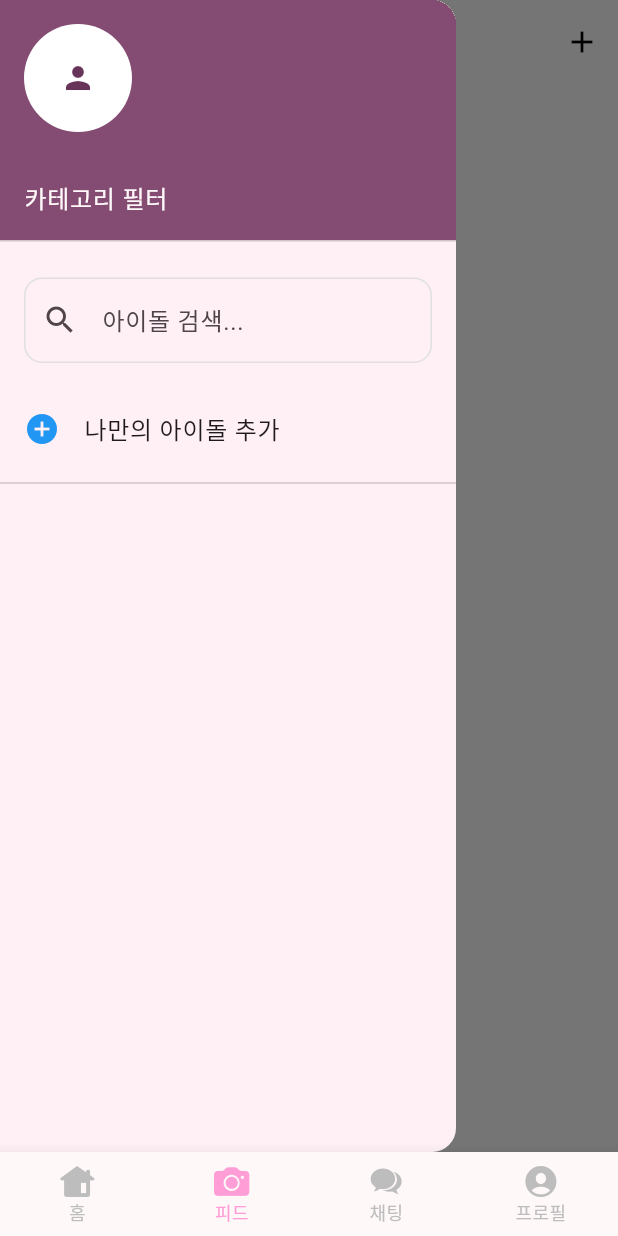
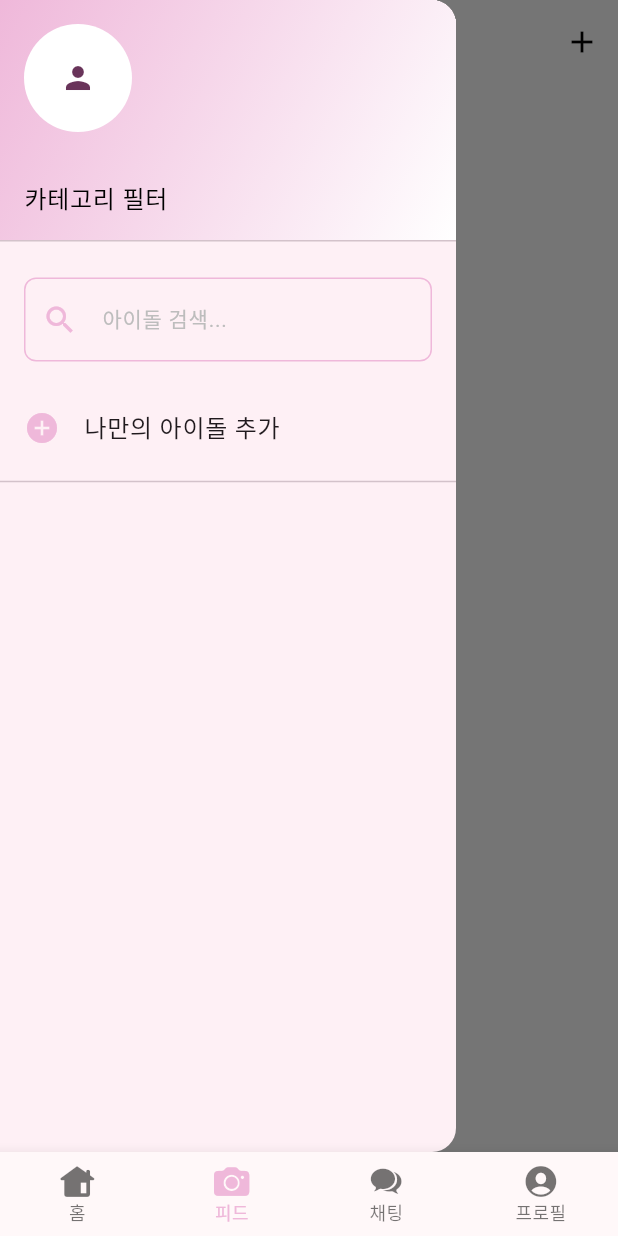
Before and after one commit to rhrbghk/favorite-idol, a Flutter app: the screen it shows once a user with an empty profile is signed in, item 2 of the bottom bar chosen, with the side drawer open, on a phone screen of 412 x 824 dp. Run offline on Flutter 3.47's test engine with Material 3 defaults, Android fonts, the phone set to English and light mode, and no system bars; our stand-ins replace cloud_firestore, firebase_auth, firebase_core, firebase_storage, google_mobile_ads, image_picker and 3 more; missing offline and left inert: kakao_flutter_sdk; accounts and stored records are empty; generated files the repository leaves out were written again.

Commit message:
design: 아이콘 요소 색상 변경

```diff
--- a/lib/screens/home/home_screen.dart
+++ b/lib/screens/home/home_screen.dart
@@ -219,7 +219,10 @@ class _HomeScreenState extends State<HomeScreen> {
               ),
             ),
           IconButton(
-            icon: const Icon(Icons.notifications),
+            icon: Icon(
+              Icons.notifications,
+              color: Colors.yellow[700],
+            ),
             onPressed: () {
               // 알림 기능 구현
             },
@@ -632,7 +635,8 @@ class _HomeScreenState extends State<HomeScreen> {
                           ),
                         ),
                         const SizedBox(width: 8),
-                        const Icon(CupertinoIcons.bubble_left, size: 16),
+                        Icon(CupertinoIcons.bubble_left,
+                            size: 16, color: Colors.grey[600]),
                         const SizedBox(width: 4),
                         Text(
                           '${post.comments}',
--- a/lib/screens/profile/profile_screen.dart
+++ b/lib/screens/profile/profile_screen.dart
@@ -1,5 +1,6 @@
 import 'dart:io';
 import 'package:cloud_firestore/cloud_firestore.dart';
+import 'package:favorite_idol/theme/colors.dart';
 import 'package:flutter/material.dart';
 import 'package:firebase_storage/firebase_storage.dart';
 import 'package:image_picker/image_picker.dart';
@@ -106,7 +107,7 @@ class ProfileScreen extends StatelessWidget {
             Navigator.pushAndRemoveUntil(
               context,
               MaterialPageRoute(builder: (context) => const LoginScreen()),
-                  (route) => false,
+              (route) => false,
             );
           }
         }
@@ -166,9 +167,10 @@ class ProfileScreen extends StatelessWidget {
                           CircleAvatar(
                             radius: 50,
                             backgroundColor: Colors.grey[200],
-                            backgroundImage: userData.profileImage?.isNotEmpty == true
-                                ? NetworkImage(userData.profileImage!)
-                                : null,
+                            backgroundImage:
+                                userData.profileImage?.isNotEmpty == true
+                                    ? NetworkImage(userData.profileImage!)
+                                    : null,
                             child: userData.profileImage?.isNotEmpty != true
                                 ? const Icon(Icons.person, size: 50)
                                 : null,
@@ -204,6 +206,7 @@ class ProfileScreen extends StatelessWidget {
                     _buildMenuItem(
                       icon: Icons.favorite,
                       title: '좋아요 목록',
+                      iconColor: Colors.red,
                       onTap: () {
                         Navigator.push(
                           context,
@@ -215,6 +218,7 @@ class ProfileScreen extends StatelessWidget {
                     ),
                     _buildMenuItem(
                       icon: Icons.history,
+                      iconColor: Colors.green[300],
                       title: '활동 내역',
                       onTap: () {
                         Navigator.push(
@@ -228,6 +232,7 @@ class ProfileScreen extends StatelessWidget {
                     _buildMenuItem(
                       icon: Icons.edit,
                       title: '프로필 수정',
+                      iconColor: Colors.blue[300],
                       onTap: () {
                         Navigator.push(
                           context,
@@ -239,6 +244,7 @@ class ProfileScreen extends StatelessWidget {
                     ),
                     _buildMenuItem(
                       icon: Icons.star,
+                      iconColor: FAColors.faAccentColor,
                       title: '내 아이돌 선택하기',
                       onTap: () {
                         Navigator.push(
@@ -273,9 +279,10 @@ class ProfileScreen extends StatelessWidget {
     required IconData icon,
     required String title,
     required VoidCallback onTap,
+    Color? iconColor,
   }) {
     return ListTile(
-      leading: Icon(icon),
+      leading: Icon(icon, color: iconColor),
       title: Text(title),
       trailing: const Icon(Icons.chevron_right),
       onTap: onTap,
--- a/lib/screens/search/search_screen.dart
+++ b/lib/screens/search/search_screen.dart
@@ -5,6 +5,7 @@ import 'package:favorite_idol/models/user_model.dart';
 import 'package:favorite_idol/models/widget/comments/comment_bottom_sheet.dart';
 import 'package:favorite_idol/providers/auth_provider.dart';
 import 'package:favorite_idol/screens/posts/create_post_screen.dart';
+import 'package:favorite_idol/theme/colors.dart';
 import 'package:flutter/material.dart';
 import 'package:cloud_firestore/cloud_firestore.dart';
 import 'package:firebase_storage/firebase_storage.dart';
@@ -646,21 +647,39 @@ class _SearchScreenState extends State<SearchScreen> {
       child: Column(
         children: [
           const UserAccountsDrawerHeader(
+            decoration: BoxDecoration(
+              gradient: LinearGradient(
+                begin: Alignment.topLeft,
+                end: Alignment.bottomRight,
+                colors: [Color(0XFFefb8da), Colors.white],
+              ),
+            ),
             currentAccountPicture: CircleAvatar(
               backgroundColor: Colors.white,
               child: Icon(Icons.person),
             ),
-            accountName: Text('카테고리 필터'),
+            accountName: Text('카테고리 필터', style: TextStyle(color: Colors.black)),
             accountEmail: null,
           ),
           Padding(
             padding: const EdgeInsets.all(16.0),
             child: TextField(
               controller: _searchController,
-              decoration: const InputDecoration(
+              decoration: InputDecoration(
                 hintText: '아이돌 검색...',
-                prefixIcon: Icon(Icons.search),
-                border: OutlineInputBorder(),
+                prefixIcon: const Icon(Icons.search),
+                enabledBorder: OutlineInputBorder(
+                  borderSide: const BorderSide(color: Color(0XFFefb8da)),
+                  borderRadius: BorderRadius.circular(8),
+                ),
+                focusedBorder: OutlineInputBorder(
+                  borderSide:
+                      const BorderSide(color: Color(0XFFefb8da), width: 2),
+                  borderRadius: BorderRadius.circular(8),
+                ),
+                border: OutlineInputBorder(
+                  borderRadius: BorderRadius.circular(8),
+                ),
               ),
               onChanged: (value) {
                 setState(() {
@@ -670,7 +689,8 @@ class _SearchScreenState extends State<SearchScreen> {
             ),
           ),
           ListTile(
-            leading: const Icon(Icons.add_circle, color: Colors.blue),
+            leading:
+                const Icon(Icons.add_circle, color: FAColors.faAccentColor),
             title: const Text('나만의 아이돌 추가'),
             onTap: () {
               Navigator.pop(context); // 드로어 닫기
--- a/lib/theme/colors.dart
+++ b/lib/theme/colors.dart
@@ -16,4 +16,8 @@ class FAColors {
   static const Color dividerColor = Color(0xFFE0E0E0);
   static const Color errorColor = Colors.red;
   static const Color successColor = Colors.green;
+
+  // 체크박스용 색상 추가
+  static const Color checkboxColor = Color(0XFFefb8da); // 기존 색상과 동일
+  static const Color checkboxInactiveColor = Color(0xFFE0E0E0); // 비활성 색상
 }
--- a/lib/theme/theme.dart
+++ b/lib/theme/theme.dart
@@ -16,6 +16,9 @@ class FATheme {
         foregroundColor: FAColors.primaryTextColor,
         elevation: 0,
         scrolledUnderElevation: 0,
+        iconTheme: IconThemeData(
+          color: FAColors.primaryTextColor,
+        ),
       ),
 
       // Scaffold background color
@@ -41,16 +44,21 @@ class FATheme {
       // Input decoration theme
       inputDecorationTheme: InputDecorationTheme(
         border: OutlineInputBorder(
-          borderRadius: BorderRadius.circular(12),
+          borderRadius: BorderRadius.circular(8),
         ),
         enabledBorder: OutlineInputBorder(
-          borderRadius: BorderRadius.circular(12),
-          borderSide: const BorderSide(color: FAColors.dividerColor),
+          borderRadius: BorderRadius.circular(8),
+          borderSide: const BorderSide(color: FAColors.faAccentColor),
         ),
         focusedBorder: OutlineInputBorder(
-          borderRadius: BorderRadius.circular(12),
-          borderSide: const BorderSide(color: FAColors.faAccentColor),
+          borderRadius: BorderRadius.circular(8),
+          borderSide: const BorderSide(color: FAColors.faAccentColor, width: 2),
         ),
+        hintStyle: TextStyle(
+          color: Colors.grey[400],
+          fontSize: 14,
+        ),
+        prefixIconColor: FAColors.faAccentColor,
       ),
 
       // Button theme
@@ -66,8 +74,8 @@ class FATheme {
 
       // BottomNavigationBar theme
       bottomNavigationBarTheme: BottomNavigationBarThemeData(
-        selectedItemColor: const Color(0xFFff9ed6),
-        unselectedItemColor: Colors.grey[400],
+        selectedItemColor: FAColors.faAccentColor,
+        unselectedItemColor: Colors.grey[360],
         type: BottomNavigationBarType.fixed,
         selectedLabelStyle: const TextStyle(
           fontSize: 12,
@@ -77,6 +85,28 @@ class FATheme {
           fontSize: 12,
         ),
       ),
+
+      // Checkbox 테마 추가
+      checkboxTheme: CheckboxThemeData(
+        fillColor: WidgetStateProperty.resolveWith<Color>((states) {
+          if (states.contains(WidgetState.selected)) {
+            return FAColors.faAccentColor; // 체크됐을 때 색상
+          }
+          return Colors.white; // 체크 안됐을 때 색상을 흰색으로 변경
+        }),
+        checkColor: WidgetStateProperty.all(Colors.white), // 체크마크 색상
+        shape: RoundedRectangleBorder(
+          borderRadius: BorderRadius.circular(4), // 체크박스 모서리 둥글게
+        ),
+        // 테두리 색상 설정
+        side: const BorderSide(color: FAColors.faAccentColor), // 테두리 색상 추가
+      ),
+
+      // Icon theme 추가
+      iconTheme: const IconThemeData(
+        color: FAColors.faAccentColor, // 기본 아이콘 색상
+        size: 24, // 기본 아이콘 크기
+      ),
     );
   }
 }
```
